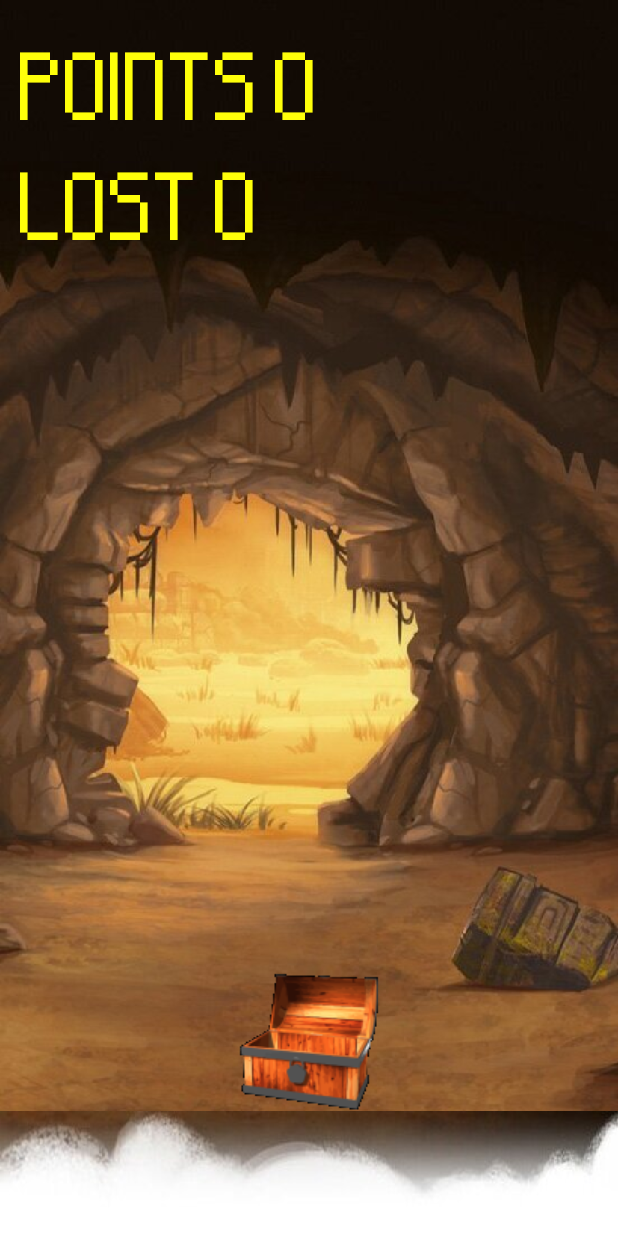
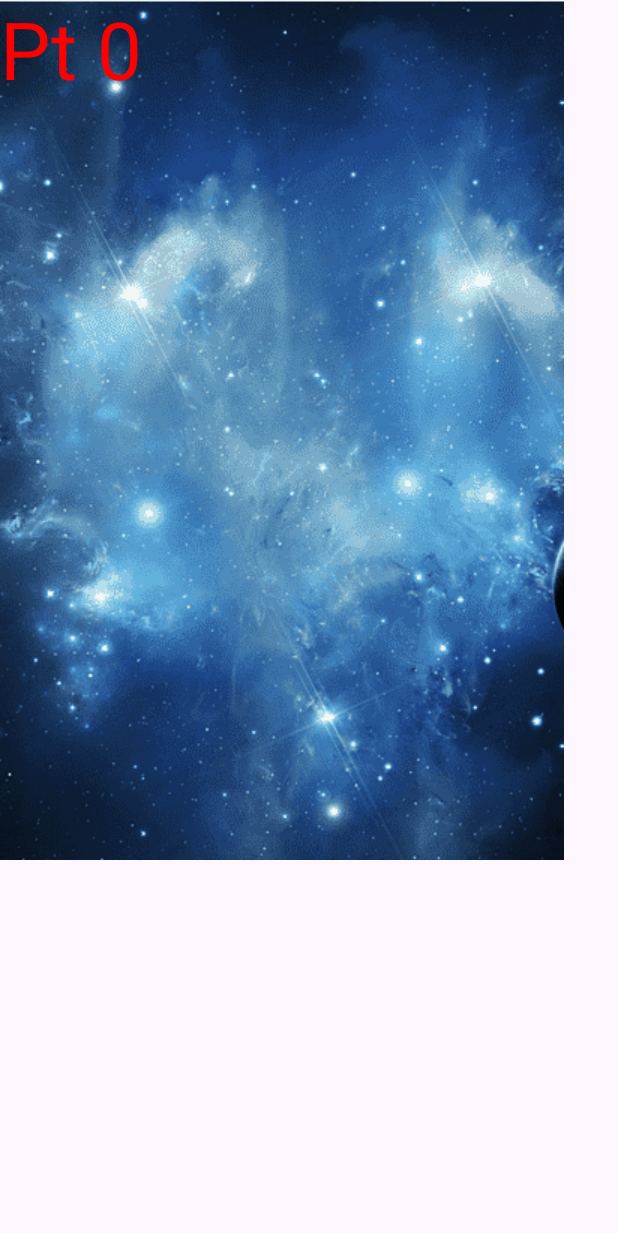
Before and after one commit to HayarovEd/catchCoins, an Android app: the screen it shows after launch (MainActivity), after a tap on "START", on a phone screen of 412 x 824 dp. Shown: the top 1233 px of the screen. Run offline under Robolectric (Android 15) with nearby library versions, the phone set to English and light mode, and no system bars; our stand-ins replace Dagger/Hilt's generated code; libraries missing offline, so code that uses them is left out: com.appsflyer, com.facebook.applinks; 4 statements that could not run were skipped.

Commit message:
sample 1:04:54 b

```diff
--- a/app/src/main/java/com/edurda77/catchcoins/MainActivity.kt
+++ b/app/src/main/java/com/edurda77/catchcoins/MainActivity.kt
@@ -27,6 +27,7 @@ import android.widget.Toast
 import androidx.activity.viewModels
 import com.appsflyer.AFInAppEventType
 import com.appsflyer.AppsFlyerLib
+import com.edurda77.catchcoins.sample.SpaceShooter
 import com.facebook.applinks.AppLinkData
 import dagger.hilt.android.AndroidEntryPoint
 import kotlinx.coroutines.GlobalScope
@@ -50,6 +51,7 @@ class MainActivity : AppCompatActivity() {
     private lateinit var startButton: Button
     private lateinit var webView: WebView
     private lateinit var gameView: GameView
+    private lateinit var shooter: SpaceShooter
     private lateinit var warning: TextView
 
     private lateinit var currentState: MainState
@@ -85,8 +87,9 @@ class MainActivity : AppCompatActivity() {
             /*AppsFlyerLib.getInstance().logEvent(
                 applicationContext,
                 AFInAppEventType.CONTENT_VIEW, b)*/
+            shooter = SpaceShooter(this)
             gameView = GameView(this)
-            setContentView(gameView)
+            setContentView(shooter)
         }
 
     }
--- a/app/src/main/java/com/edurda77/catchcoins/sample/SpaceShooter.kt
+++ b/app/src/main/java/com/edurda77/catchcoins/sample/SpaceShooter.kt
@@ -29,18 +29,11 @@ class SpaceShooter(
     private val scorePaint = Paint()
     private val size = Point()
     private val random = Random()
-    private var screenWidth = size.x
-    private var screenHeight = size.y
+
     private var points = 0
     private var life = 3
     private var paused: Boolean = false
     private val ourShipImage = BitmapFactory.decodeResource(context.resources, R.drawable.our_rocket)
-    private val ourSpaceShip = OurSpaceShip(
-        ourSpaceImage = ourShipImage,
-        shipX = random.nextInt(screenWidth),
-        shipY = screenHeight - ourShipImage.height,
-        ourVelocity = random.nextInt(6)
-    )
     private val enemySpaceShip = EnemySpaceShip(
         imageShip = BitmapFactory.decodeResource(context.resources, R.drawable.ufo),
         enemyX = 200 + random.nextInt(400),
@@ -64,10 +57,18 @@ class SpaceShooter(
     } else {
         (getContext() as Activity).windowManager.defaultDisplay
     }
+    private val ourSpaceShip = OurSpaceShip(
+        ourSpaceImage = ourShipImage,
+        shipX = random.nextInt(display?.width?:0),
+        shipY = (display?.height?:0) - ourShipImage.height,
+        ourVelocity = random.nextInt(6)
+    )
 
     @SuppressLint("DrawAllocation")
     override fun onDraw(canvas: Canvas?) {
         display?.getSize(size)
+        val screenWidth = size.x
+        val screenHeight = size.y
         scorePaint.color = Color.RED
         scorePaint.textSize = TEXT_SIZE
         scorePaint.textAlign = Paint.Align.LEFT
@@ -79,10 +80,10 @@ class SpaceShooter(
         if (life == 0) {
             paused = true
             handler = null
-            val intent = Intent(context, GameEnd::class.java)
+           /* val intent = Intent(context, GameEnd::class.java)
             intent.putExtra("points", points)
             context.startActivity(intent)
-            (context as Activity).finish()
+            (context as Activity).finish()*/
             enemySpaceShip.enemyX += enemySpaceShip.enemyVelocity
             if (enemySpaceShip.enemyX + enemySpaceShip.imageShip.width >= screenWidth) {
                 enemySpaceShip.enemyVelocity *= -1
```
